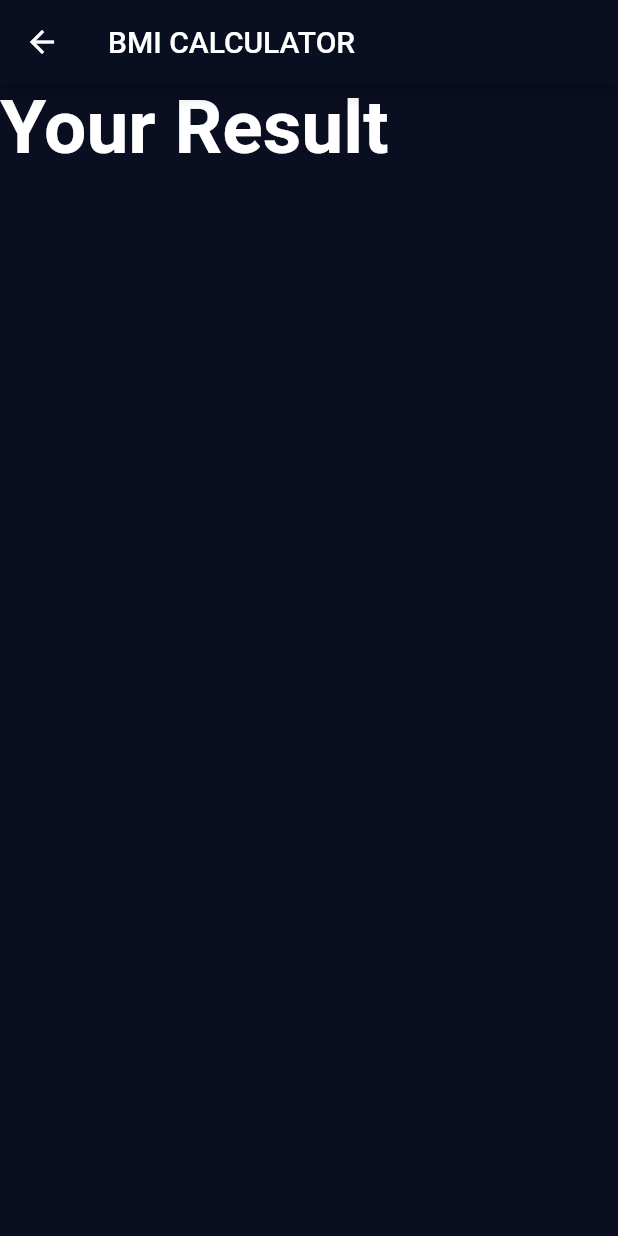
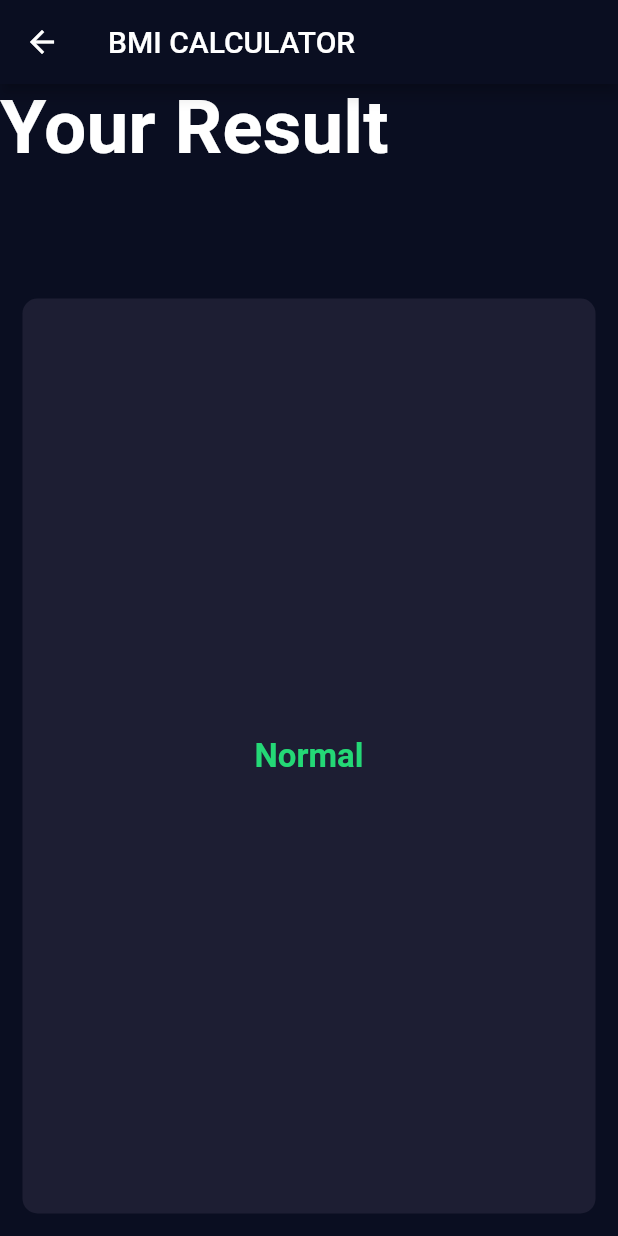
Before and after one commit to Ayushd70/bmi-calculator, a Flutter app: the ResultsPage screen opened directly, on a phone screen of 412 x 824 dp. Run offline on Flutter 3.47's test engine with Material 2 defaults, Android fonts, the phone set to English and light mode, and no system bars; our stand-ins replace font_awesome_flutter.

Commit message:
bmi: results_page: add styling for bmi text result
Signed-off-by: Ayush Dubey <ayushdubey70@gmail.com>

```diff
--- a/lib/constant.dart
+++ b/lib/constant.dart
@@ -1,4 +1,5 @@
 import 'package:flutter/material.dart';
+import 'package:flutter/painting.dart';
 
 const kBottomContainerHeight = 50.0;
 const kActiveCardColour = Color(0xFF1D1E33);
@@ -26,3 +27,9 @@ const kTitleTextStyle = TextStyle(
   fontSize: 50.0,
   fontWeight: FontWeight.bold,
 );
+
+const kResultTextStyle = TextStyle(
+  color: Color(0xFF24D876),
+  fontSize: 22.0,
+  fontWeight: FontWeight.bold,
+);
--- a/lib/results_page.dart
+++ b/lib/results_page.dart
@@ -1,4 +1,5 @@
 import 'package:bmi_calculator/constant.dart';
+import 'package:bmi_calculator/reusable_card.dart';
 import 'package:flutter/material.dart';
 
 class ResultsPage extends StatelessWidget {
@@ -10,6 +11,7 @@ class ResultsPage extends StatelessWidget {
       ),
       body: Column(
         mainAxisAlignment: MainAxisAlignment.spaceEvenly,
+        crossAxisAlignment: CrossAxisAlignment.stretch,
         children: [
           Expanded(
             child: Text(
@@ -17,6 +19,22 @@ class ResultsPage extends StatelessWidget {
               style: kTitleTextStyle,
             ),
           ),
+          Expanded(
+            flex: 5,
+            child: ReusableCard(
+              colour: kActiveCardColour,
+              cardChild: Column(
+                mainAxisAlignment: MainAxisAlignment.spaceEvenly,
+                crossAxisAlignment: CrossAxisAlignment.center,
+                children: [
+                  Text(
+                    'Normal',
+                    style: kResultTextStyle,
+                  ),
+                ],
+              ),
+            ),
+          )
         ],
       ),
     );
```
